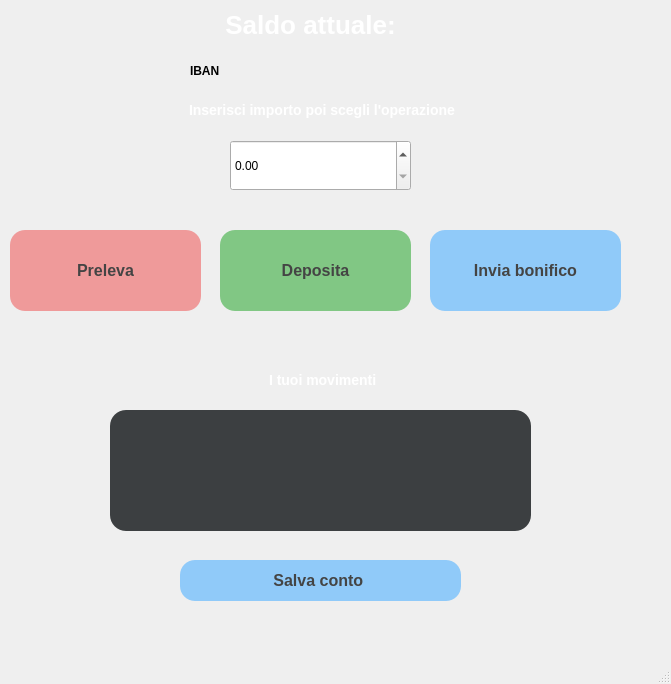
This is MainWindow.ui in AndreaDiPietro0/BankAccount_DiPietro as Qt 5 draws it before an edit. The edited form follows.
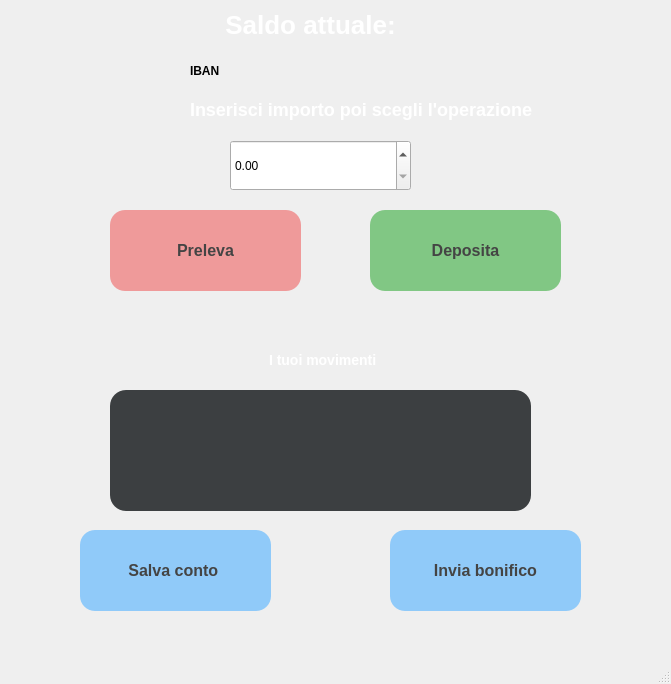
This is the edited form.

The edit to the form file:
```diff
--- a/MainWindow.ui
+++ b/MainWindow.ui
@@ -50,8 +50,8 @@
    <widget class="QPushButton" name="btnDeposita">
     <property name="geometry">
      <rect>
-      <x>220</x>
-      <y>230</y>
+      <x>370</x>
+      <y>210</y>
       <width>191</width>
       <height>81</height>
      </rect>
@@ -87,8 +87,8 @@
    <widget class="QPushButton" name="btnPreleva">
     <property name="geometry">
      <rect>
-      <x>10</x>
-      <y>230</y>
+      <x>110</x>
+      <y>210</y>
       <width>191</width>
       <height>81</height>
      </rect>
@@ -124,10 +124,10 @@
    <widget class="QPushButton" name="btnSave">
     <property name="geometry">
      <rect>
-      <x>180</x>
-      <y>560</y>
-      <width>281</width>
-      <height>41</height>
+      <x>80</x>
+      <y>530</y>
+      <width>191</width>
+      <height>81</height>
      </rect>
     </property>
     <property name="font">
@@ -161,8 +161,8 @@
    <widget class="QPushButton" name="btnBonifico">
     <property name="geometry">
      <rect>
-      <x>430</x>
-      <y>230</y>
+      <x>390</x>
+      <y>530</y>
       <width>191</width>
       <height>81</height>
      </rect>
@@ -199,7 +199,7 @@
     <property name="geometry">
      <rect>
       <x>110</x>
-      <y>410</y>
+      <y>390</y>
       <width>421</width>
       <height>121</height>
      </rect>
@@ -232,7 +232,7 @@
     <property name="geometry">
      <rect>
       <x>260</x>
-      <y>360</y>
+      <y>340</y>
       <width>121</width>
       <height>41</height>
      </rect>
@@ -278,7 +278,7 @@
      <string notr="true">QLabel#labeInsImp{ 
     color: white; 
     font-family: &quot;Arial&quot;, sans-serif; /* Tipo di font */
-    font-size: 14px; /* Grande */
+    font-size: 18px; /* Grande */
     font-weight: bold; /* Grassetto */
     padding: 5px; /* Spaziatura interna */
     border-bottom: 2px solid #cccccc; /* Sottolineatura grigia */
@@ -322,7 +322,7 @@
      <string notr="true">QLabel#labeInsImp{ 
     color: white; 
     font-family: &quot;Arial&quot;, sans-serif; /* Tipo di font */
-    font-size: 14px; /* Grande */
+    font-size: 18px; /* Grande */
     font-weight: bold; /* Grassetto */
     padding: 5px; /* Spaziatura interna */
     border-bottom: 2px solid #cccccc; /* Sottolineatura grigia */
```
